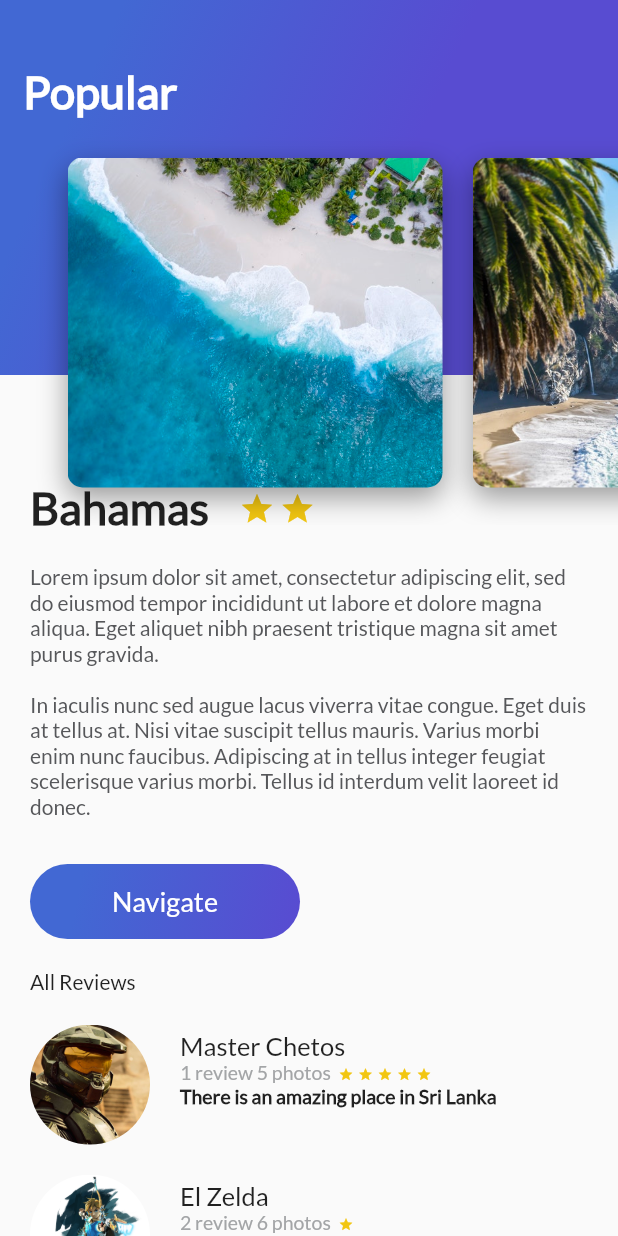
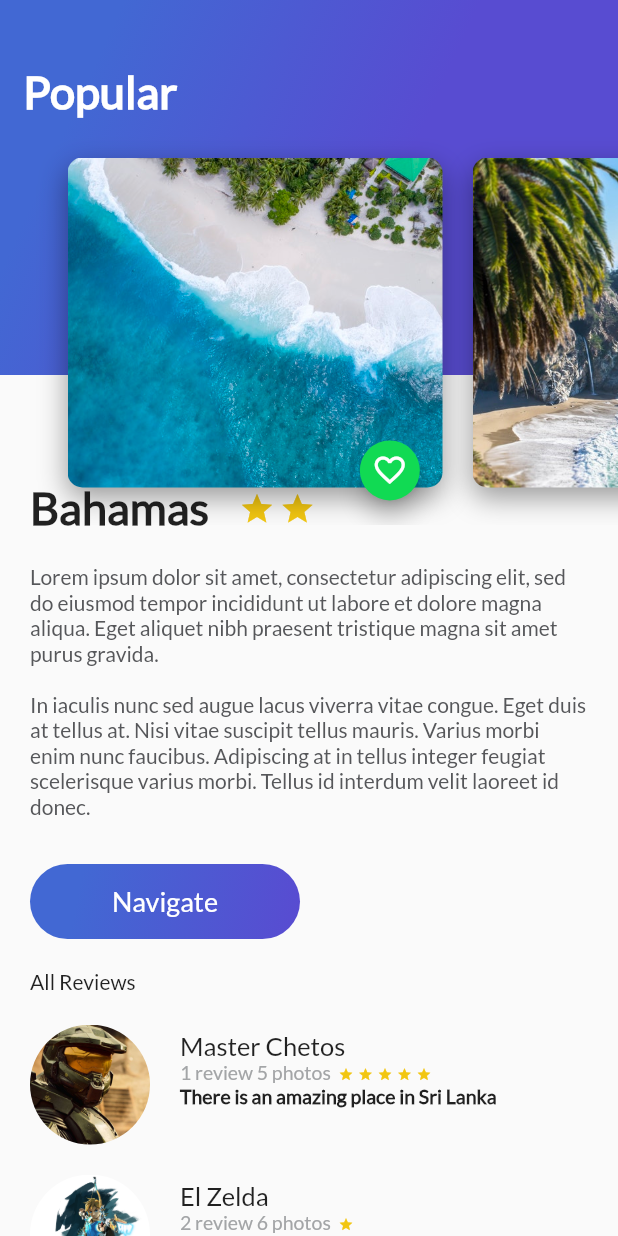
Before and after one commit to BrunoMazzocchi/Travel-app, a Flutter app: the screen it shows after launch, on a phone screen of 412 x 824 dp. Run offline on Flutter 3.47's test engine with Material 2 defaults, Android fonts, the phone set to English and light mode, and no system bars.

Commit message:
Floating action button

```diff
--- a/lib/main.dart
+++ b/lib/main.dart
@@ -1,20 +1,17 @@
 import 'package:favorite_places/views/popular_place.dart';
-import 'package:favorite_places/views/view_all_places.dart';
 import 'package:flutter/material.dart';
 import 'package:flutter/services.dart';
 
 import 'constants/routes.dart';
 
 void main() {
-  runApp(
-     MaterialApp(
-      title: "Favorite Places",
-      home: const PopularPlace(),
-      routes: {
-        placeRoute: (context) => const PopularPlace(),
-      },
-    )
-  );
+  runApp(MaterialApp(
+    title: "Favorite Places",
+    home: const PopularPlace(),
+    routes: {
+      placeRoute: (context) => const PopularPlace(),
+    },
+  ));
 }
 
 class MyApp extends StatelessWidget {
@@ -22,9 +19,6 @@ class MyApp extends StatelessWidget {
 
   @override
   Widget build(BuildContext context) {
-
-    SystemChrome.setSystemUIOverlayStyle(
-        const SystemUiOverlayStyle(statusBarColor: Colors.transparent));
     return const PopularPlace();
   }
 }
--- a/lib/views/popular_place.dart
+++ b/lib/views/popular_place.dart
@@ -1,5 +1,6 @@
 import 'package:flutter/cupertino.dart';
 import 'package:flutter/material.dart';
+import 'package:flutter/services.dart';
 
 import '../widgets/description_place.dart';
 import '../widgets/header_app_bar.dart';
@@ -14,6 +15,9 @@ class PopularPlace extends StatelessWidget {
         "Lorem ipsum dolor sit amet, consectetur adipiscing elit, sed do eiusmod tempor incididunt ut labore et dolore magna aliqua. Eget aliquet nibh praesent tristique magna sit amet purus gravida. \n\nIn iaculis nunc sed augue lacus viverra vitae congue. Eget duis at tellus at. Nisi vitae suscipit tellus mauris. Varius morbi enim nunc faucibus. Adipiscing at in tellus integer feugiat scelerisque varius morbi. Tellus id interdum velit laoreet id donec. ";
     var titleDummy = "Bahamas";
     var stars = 2;
+
+    SystemChrome.setSystemUIOverlayStyle(
+        const SystemUiOverlayStyle(statusBarColor: Colors.transparent));
 
     return MaterialApp(
         home: Scaffold(
--- a/lib/widgets/card_image.dart
+++ b/lib/widgets/card_image.dart
@@ -1,3 +1,4 @@
+import 'package:favorite_places/widgets/floating_action_button_green_like.dart';
 import 'package:flutter/cupertino.dart';
 import 'package:flutter/material.dart';
 
@@ -35,6 +36,12 @@ class CardImage extends StatelessWidget {
       ),
     );
 
-    return card;
+    return Stack(
+      alignment: const Alignment(0.9, 1.1),
+      children: <Widget>[
+        card,
+        const FloatingLikeButton(),
+      ],
+    );
   }
 }
--- /dev/null
+++ b/lib/widgets/floating_action_button_green_like.dart
@@ -0,0 +1,41 @@
+import 'package:flutter/cupertino.dart';
+import 'package:flutter/material.dart';
+
+class FloatingLikeButton extends StatefulWidget {
+  const FloatingLikeButton({Key? key}) : super(key: key);
+
+  @override
+  State<FloatingLikeButton> createState() => _FloatingLikeButtonState();
+}
+
+class _FloatingLikeButtonState extends State<FloatingLikeButton> {
+  bool _isFav = false;
+
+  void onPressedFav() {
+    setState(() {
+      _isFav = !_isFav;
+    });
+  }
+
+  @override
+  Widget build(BuildContext context) {
+    Icon icon = const Icon(Icons.favorite_border);
+    Icon likedIcon = const Icon(Icons.favorite);
+
+    if(_isFav) {
+      icon = likedIcon;
+    }
+
+
+
+    return FloatingActionButton(
+      backgroundColor: const Color(0xFF11DA53),
+      mini: true,
+      tooltip: "Like",
+      child:  icon,
+      onPressed: () {
+        onPressedFav();
+      },
+    );
+  }
+}
```
